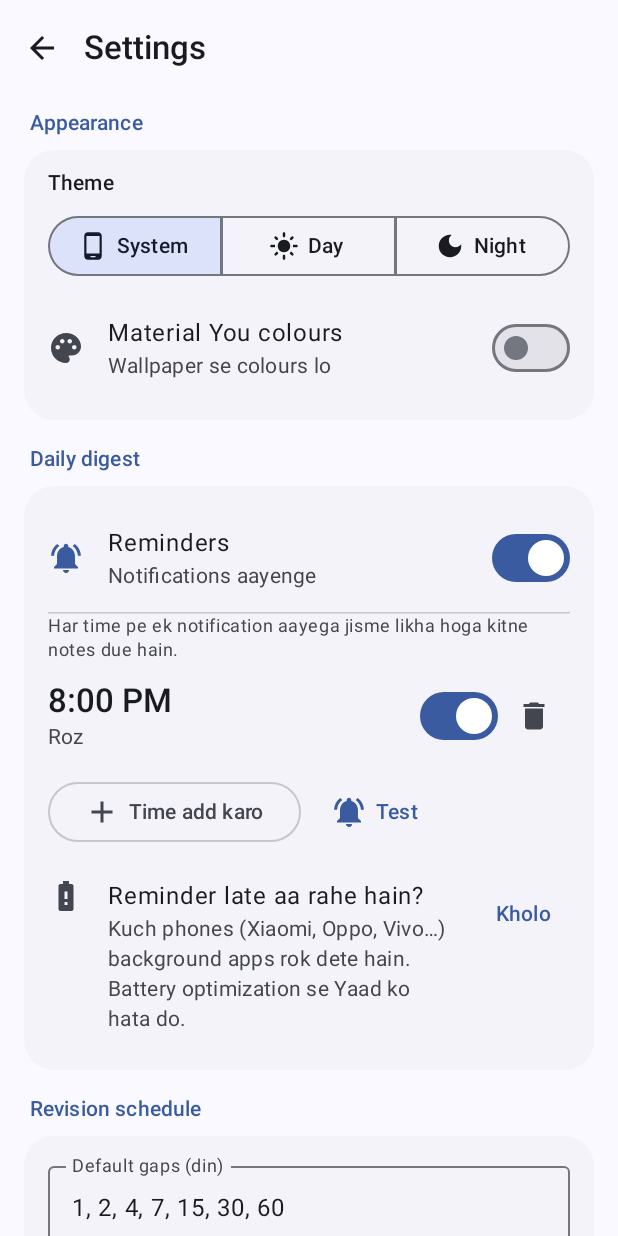
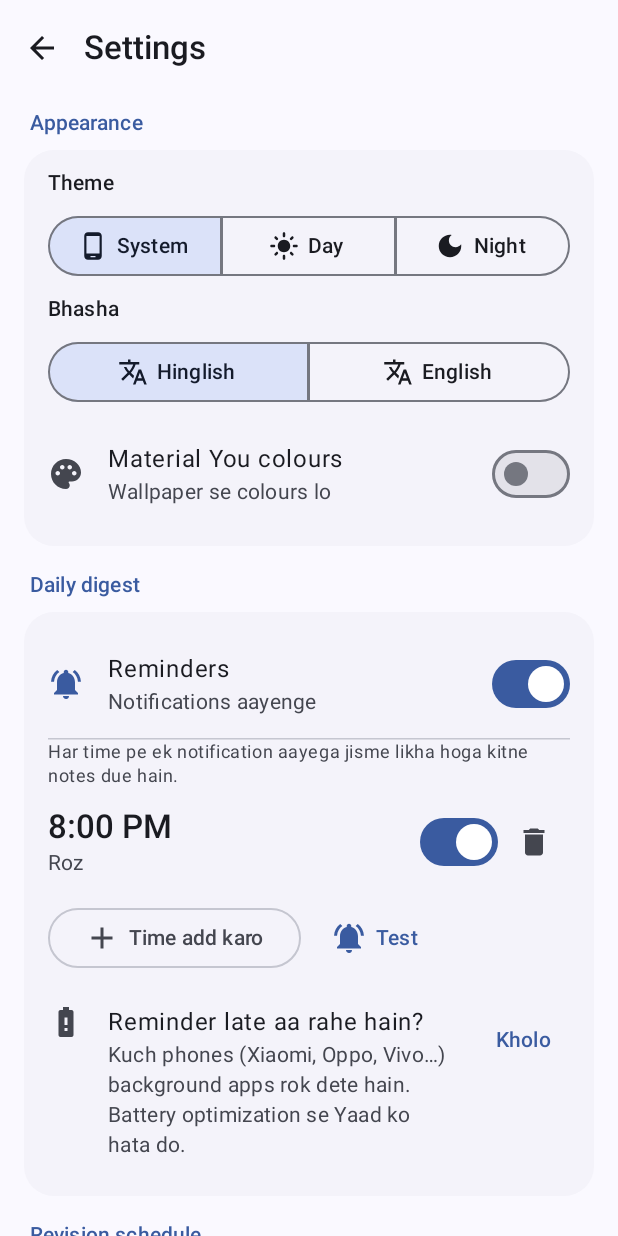
Before and after one commit to jogendra-india/yaad, an Android app built with Jetpack Compose: the screen it shows after launch (MainActivity), after a tap on "Settings", on a phone screen of 412 x 824 dp. Run offline under Robolectric (Android 15) with nearby library versions, the phone set to English and light mode, and no system bars; our stand-ins replace Room's generated code; libraries missing offline, so code that uses them is left out: coil.decode.

Commit message:
feat: Hinglish / English language toggle in Settings
All Hinglish UI and notification text now goes through tr(hinglish, english),
backed by Compose state so switching recomposes instantly. Version 1.3.

Co-Authored-By: Claude Opus 5.5 <noreply@anthropic.com>

```diff
--- a/app/build.gradle.kts
+++ b/app/build.gradle.kts
@@ -14,8 +14,8 @@ android {
         minSdk = 26
         targetSdk = 35
         // CI passes the GitHub run number so every build installs over the last one.
-        versionCode = System.getenv("VERSION_CODE")?.toIntOrNull() ?: 3
-        versionName = "1.2"
+        versionCode = System.getenv("VERSION_CODE")?.toIntOrNull() ?: 4
+        versionName = "1.3"
 
         testInstrumentationRunner = "androidx.test.runner.AndroidJUnitRunner"
     }
--- /dev/null
+++ b/app/src/main/java/com/example/remind/Lang.kt
@@ -0,0 +1,18 @@
+package com.example.remind
+
+import androidx.compose.runtime.getValue
+import androidx.compose.runtime.mutableStateOf
+import androidx.compose.runtime.setValue
+
+/**
+ * App language: romanized Hinglish (default) or English. Backed by Compose state,
+ * so every tr() read inside a composable recomposes when the setting flips.
+ */
+object Lang {
+    const val PREFS = "settings"
+    const val KEY_ENGLISH = "english_ui"
+
+    var english by mutableStateOf(false)
+}
+
+fun tr(hinglish: String, english: String): String = if (Lang.english) english else hinglish
--- a/app/src/main/java/com/example/remind/RemindApp.kt
+++ b/app/src/main/java/com/example/remind/RemindApp.kt
@@ -23,6 +23,7 @@ class RemindApp : Application(), ImageLoaderFactory {
 
     override fun onCreate() {
         super.onCreate()
+        Lang.english = getSharedPreferences(Lang.PREFS, MODE_PRIVATE).getBoolean(Lang.KEY_ENGLISH, false)
         Notifications.createChannel(this)
         appScope.launch {
             repository.seedIfNeeded()
--- a/app/src/main/java/com/example/remind/data/Repository.kt
+++ b/app/src/main/java/com/example/remind/data/Repository.kt
@@ -2,6 +2,7 @@ package com.example.remind.data
 
 import android.content.Context
 import androidx.room.withTransaction
+import com.example.remind.Lang
 import com.example.remind.notify.DigestScheduler
 import kotlinx.coroutines.flow.Flow
 import kotlinx.coroutines.flow.MutableStateFlow
@@ -42,6 +43,11 @@ class Repository(
     fun setDynamicColor(enabled: Boolean) {
         prefs.edit().putBoolean(KEY_DYNAMIC, enabled).apply()
         _dynamicColor.value = enabled
+    }
+
+    fun setEnglish(english: Boolean) {
+        prefs.edit().putBoolean(Lang.KEY_ENGLISH, english).apply()
+        Lang.english = english
     }
 
     private val _remindersEnabled = MutableStateFlow(prefs.getBoolean(KEY_REMINDERS, true))
--- a/app/src/main/java/com/example/remind/ui/HomeScreen.kt
+++ b/app/src/main/java/com/example/remind/ui/HomeScreen.kt
@@ -1,4 +1,6 @@
 package com.example.remind.ui
+
+import com.example.remind.tr
 
 import androidx.compose.animation.AnimatedContent
 import androidx.compose.animation.AnimatedVisibility
@@ -167,7 +169,7 @@ fun HomeScreen(
                 onClick = onAdd,
                 expanded = fabExpanded,
                 icon = { Icon(Icons.Default.Add, contentDescription = null) },
-                text = { Text("Naya note") },
+                text = { Text(tr("Naya note", "New note")) },
             )
         },
     ) { padding ->
@@ -198,7 +200,7 @@ fun HomeScreen(
 
             item(key = "decks-header") {
                 SectionHeader("Decks") {
-                    TextButton(onClick = { onOpenLibrary(null, false) }) { Text("Sab notes") }
+                    TextButton(onClick = { onOpenLibrary(null, false) }) { Text(tr("Sab notes", "All notes")) }
                 }
             }
             item(key = "decks") {
@@ -310,7 +312,7 @@ private fun HeroCard(dueCount: Int, streak: Int, nextUp: String?, onStart: () ->
             Column {
                 Row(verticalAlignment = Alignment.CenterVertically) {
                     Text(
-                        "Aaj ka revision",
+                        tr("Aaj ka revision", "Today's revision"),
                         style = MaterialTheme.typography.labelLarge,
                         color = scheme.onPrimaryContainer,
                         modifier = Modifier.weight(1f),
@@ -319,7 +321,7 @@ private fun HeroCard(dueCount: Int, streak: Int, nextUp: String?, onStart: () ->
                         Row(verticalAlignment = Alignment.CenterVertically) {
                             Icon(Icons.Default.LocalFireDepartment, contentDescription = null, tint = StarColor, modifier = Modifier.size(20.dp))
                             Spacer(Modifier.width(2.dp))
-                            Text("$streak din streak", style = MaterialTheme.typography.labelLarge, color = scheme.onPrimaryContainer)
+                            Text(tr("$streak din streak", "$streak day streak"), style = MaterialTheme.typography.labelLarge, color = scheme.onPrimaryContainer)
                         }
                     }
                 }
@@ -341,16 +343,16 @@ private fun HeroCard(dueCount: Int, streak: Int, nextUp: String?, onStart: () ->
                         Row(verticalAlignment = Alignment.CenterVertically) {
                             Icon(Icons.Default.TaskAlt, contentDescription = null, tint = scheme.onPrimaryContainer)
                             Spacer(Modifier.width(8.dp))
-                            Text("Sab revise ho gaya", style = MaterialTheme.typography.headlineSmall, color = scheme.onPrimaryContainer)
+                            Text(tr("Sab revise ho gaya", "All revised"), style = MaterialTheme.typography.headlineSmall, color = scheme.onPrimaryContainer)
                         }
                     }
                 }
                 Spacer(Modifier.height(4.dp))
                 Text(
                     when {
-                        dueCount > 0 -> "Thoda time nikaalo, yaad pakka ho jayega."
-                        nextUp != null -> "Agla revision: $nextUp"
-                        else -> "Naya note add karo, reminder hum denge."
+                        dueCount > 0 -> tr("Thoda time nikaalo, yaad pakka ho jayega.", "Take a few minutes, it'll stick for good.")
+                        nextUp != null -> tr("Agla revision: $nextUp", "Next revision: $nextUp")
+                        else -> tr("Naya note add karo, reminder hum denge.", "Add a note, we'll remind you.")
                     },
                     style = MaterialTheme.typography.bodyMedium,
                     color = scheme.onPrimaryContainer.copy(alpha = 0.8f),
@@ -363,7 +365,7 @@ private fun HeroCard(dueCount: Int, streak: Int, nextUp: String?, onStart: () ->
                     ) {
                         Icon(Icons.Default.PlayArrow, contentDescription = null)
                         Spacer(Modifier.width(6.dp))
-                        Text("Revision shuru karo")
+                        Text(tr("Revision shuru karo", "Start revision"))
                     }
                 }
             }
@@ -435,10 +437,10 @@ private fun EmptyHome(modifier: Modifier = Modifier) {
             Icon(Icons.Default.AutoStories, contentDescription = null, tint = MaterialTheme.colorScheme.onPrimaryContainer, modifier = Modifier.size(48.dp))
         }
         Spacer(Modifier.height(20.dp))
-        Text("Jo padha, wo yaad rahega", style = MaterialTheme.typography.headlineSmall, textAlign = TextAlign.Center)
+        Text(tr("Jo padha, wo yaad rahega", "Remember what you study"), style = MaterialTheme.typography.headlineSmall, textAlign = TextAlign.Center)
         Spacer(Modifier.height(8.dp))
         Text(
-            "Photo, handwriting, voice ya video ke saath note banao. Yaad sahi time pe revision yaad dilayega: 1, 2, 4, 7… din baad.",
+            tr("Photo, handwriting, voice ya video ke saath note banao. Yaad sahi time pe revision yaad dilayega: 1, 2, 4, 7… din baad.", "Make notes with photos, handwriting, voice or video. Yaad reminds you to revise at the right time: after 1, 2, 4, 7… days."),
             style = MaterialTheme.typography.bodyMedium,
             color = MaterialTheme.colorScheme.onSurfaceVariant,
             textAlign = TextAlign.Center,
--- a/app/src/main/java/com/example/remind/ui/SettingsScreen.kt
+++ b/app/src/main/java/com/example/remind/ui/SettingsScreen.kt
@@ -1,4 +1,7 @@
 package com.example.remind.ui
+
+import com.example.remind.Lang
+import com.example.remind.tr
 
 import android.Manifest
 import android.content.ActivityNotFoundException
@@ -33,6 +36,7 @@ import androidx.compose.material.icons.filled.NotificationsActive
 import androidx.compose.material.icons.filled.NotificationsOff
 import androidx.compose.material.icons.filled.Palette
 import androidx.compose.material.icons.filled.PhoneAndroid
+import androidx.compose.material.icons.filled.Translate
 import androidx.compose.material.icons.filled.Upload
 import androidx.compose.material3.AlertDialog
 import androidx.compose.material3.Card
@@ -209,10 +213,26 @@ fun SettingsScreen(onBack: () -> Unit, vm: SettingsViewModel = viewModel(factory
                         ) { Text(label) }
                     }
                 }
+                Text(tr("Bhasha", "Language"), style = MaterialTheme.typography.labelLarge, modifier = Modifier.padding(horizontal = 16.dp))
+                SingleChoiceSegmentedButtonRow(
+                    Modifier
+                        .fillMaxWidth()
+                        .padding(horizontal = 16.dp, vertical = 8.dp),
+                ) {
+                    val languages = listOf(false to "Hinglish", true to "English")
+                    languages.forEachIndexed { index, (english, label) ->
+                        SegmentedButton(
+                            selected = Lang.english == english,
+                            onClick = { vm.repo.setEnglish(english) },
+                            shape = SegmentedButtonDefaults.itemShape(index, languages.size),
+                            icon = { Icon(Icons.Default.Translate, contentDescription = null, Modifier.padding(0.dp)) },
+                        ) { Text(label) }
+                    }
+                }
                 if (supportsDynamicColor) {
                     ListItem(
                         headlineContent = { Text("Material You colours") },
-                        supportingContent = { Text("Wallpaper se colours lo") },
+                        supportingContent = { Text(tr("Wallpaper se colours lo", "Use colours from your wallpaper")) },
                         leadingContent = { Icon(Icons.Default.Palette, null) },
                         trailingContent = { Switch(checked = dynamicColor, onCheckedChange = vm.repo::setDynamicColor) },
                         colors = ListItemDefaults.colors(containerColor = androidx.compose.ui.graphics.Color.Transparent),
@@ -223,7 +243,7 @@ fun SettingsScreen(onBack: () -> Unit, vm: SettingsViewModel = viewModel(factory
             SettingsSection("Daily digest") {
                 ListItem(
                     headlineContent = { Text("Reminders") },
-                    supportingContent = { Text(if (remindersOn) "Notifications aayenge" else "Sab notifications band hain") },
+                    supportingContent = { Text(if (remindersOn) tr("Notifications aayenge", "Notifications are on") else tr("Sab notifications band hain", "All notifications are off")) },
                     leadingContent = {
                         Icon(
                             if (remindersOn) Icons.Default.NotificationsActive else Icons.Default.NotificationsOff,
@@ -239,8 +259,8 @@ fun SettingsScreen(onBack: () -> Unit, vm: SettingsViewModel = viewModel(factory
                 Column {
                 if (!canNotify) {
                     ListItem(
-                        headlineContent = { Text("Notifications band hai") },
-                        supportingContent = { Text("Reminder ke liye permission do") },
+                        headlineContent = { Text(tr("Notifications band hai", "Notifications are blocked")) },
+                        supportingContent = { Text(tr("Reminder ke liye permission do", "Allow notifications to get reminders")) },
                         leadingContent = { Icon(Icons.Default.NotificationsOff, null, tint = MaterialTheme.colorScheme.error) },
                         trailingContent = {
                             TextButton(onClick = {
@@ -254,14 +274,14 @@ fun SettingsScreen(onBack: () -> Unit, vm: SettingsViewModel = viewModel(factory
                     HorizontalDivider(Modifier.padding(horizontal = 16.dp))
                 }
                 Text(
-                    "Har time pe ek notification aayega jisme likha hoga kitne notes due hain.",
+                    tr("Har time pe ek notification aayega jisme likha hoga kitne notes due hain.", "At each time you'll get a notification saying how many notes are due."),
                     style = MaterialTheme.typography.bodySmall,
                     color = MaterialTheme.colorScheme.onSurfaceVariant,
                     modifier = Modifier.padding(horizontal = 16.dp),
                 )
                 if (digests.isEmpty()) {
                     Text(
-                        "Koi time set nahi hai. Reminders nahi aayenge.",
+                        tr("Koi time set nahi hai. Reminders nahi aayenge.", "No time set. You won't get reminders."),
                         style = MaterialTheme.typography.bodyMedium,
                         color = MaterialTheme.colorScheme.error,
                         modifier = Modifier.padding(16.dp),
@@ -276,7 +296,7 @@ fun SettingsScreen(onBack: () -> Unit, vm: SettingsViewModel = viewModel(factory
                                 color = if (digest.enabled) MaterialTheme.colorScheme.onSurface else MaterialTheme.colorScheme.onSurfaceVariant,
                             )
                         },
-                        supportingContent = { Text(if (digest.enabled) "Roz" else "Off") },
+                        supportingContent = { Text(if (digest.enabled) tr("Roz", "Daily") else "Off") },
                         trailingContent = {
                             Row(verticalAlignment = Alignment.CenterVertically) {
                                 Switch(checked = digest.enabled, onCheckedChange = { vm.setEnabled(digest, it) })
@@ -293,7 +313,7 @@ fun SettingsScreen(onBack: () -> Unit, vm: SettingsViewModel = viewModel(factory
                     OutlinedButton(onClick = { showTimePicker = true }) {
                         Icon(Icons.Default.Add, null)
                         Spacer(Modifier.width(6.dp))
-                        Text("Time add karo")
+                        Text(tr("Time add karo", "Add time"))
                     }
                     TextButton(onClick = { scope.launch { vm.testNotification(context) } }, enabled = canNotify) {
                         Icon(Icons.Default.NotificationsActive, null)
@@ -304,8 +324,8 @@ fun SettingsScreen(onBack: () -> Unit, vm: SettingsViewModel = viewModel(factory
                 }
                 }
                 ListItem(
-                    headlineContent = { Text("Reminder late aa rahe hain?") },
-                    supportingContent = { Text("Kuch phones (Xiaomi, Oppo, Vivo…) background apps rok dete hain. Battery optimization se Yaad ko hata do.") },
+                    headlineContent = { Text(tr("Reminder late aa rahe hain?", "Reminders arriving late?")) },
+                    supportingContent = { Text(tr("Kuch phones (Xiaomi, Oppo, Vivo…) background apps rok dete hain. Battery optimization se Yaad ko hata do.", "Some phones (Xiaomi, Oppo, Vivo…) stop background apps. Exclude Yaad from battery optimization.")) },
                     leadingContent = { Icon(Icons.Default.BatteryAlert, null) },
                     modifier = Modifier.padding(top = 4.dp),
                     trailingContent = {
@@ -315,7 +335,7 @@ fun SettingsScreen(onBack: () -> Unit, vm: SettingsViewModel = viewModel(factory
                             } catch (e: ActivityNotFoundException) {
                                 context.startActivity(Intent(Settings.ACTION_APPLICATION_DETAILS_SETTINGS, Uri.parse("package:${context.packageName}")))
                             }
-                        }) { Text("Kholo") }
+                        }) { Text(tr("Kholo", "Open")) }
                     },
                     colors = ListItemDefaults.colors(containerColor = androidx.compose.ui.graphics.Color.Transparent),
                 )
@@ -326,10 +346,10 @@ fun SettingsScreen(onBack: () -> Unit, vm: SettingsViewModel = viewModel(factory
                     OutlinedTextField(
                         value = vm.intervalsText,
                         onValueChange = { vm.intervalsText = it },
-                        label = { Text("Default gaps (din)") },
+                        label = { Text(tr("Default gaps (din)", "Default gaps (days)")) },
                         isError = !vm.intervalsValid,
                         supportingText = {
-                            Text(if (vm.intervalsValid) "Naye notes ke liye. Purane notes apna schedule rakhenge." else "Sirf positive numbers, comma se alag")
+                            Text(if (vm.intervalsValid) tr("Naye notes ke liye. Purane notes apna schedule rakhenge.", "For new notes. Existing notes keep their schedule.") else tr("Sirf positive numbers, comma se alag", "Positive numbers only, comma separated"))
                         },
                         singleLine = true,
                         keyboardOptions = KeyboardOptions(keyboardType = KeyboardType.Number),
@@ -339,7 +359,7 @@ fun SettingsScreen(onBack: () -> Unit, vm: SettingsViewModel = viewModel(factory
                         TextButton(
                             onClick = {
                                 vm.saveIntervals()
-                                scope.launch { snackbar.showSnackbar("Default schedule save ho gaya") }
+                                scope.launch { snackbar.showSnackbar(tr("Default schedule save ho gaya", "Default schedule saved")) }
                             },
                             enabled = vm.intervalsValid && vm.intervalsChanged,
                         ) { Text("Save") }
@@ -352,14 +372,14 @@ fun SettingsScreen(onBack: () -> Unit, vm: SettingsViewModel = viewModel(factory
 
             SettingsSection("Backup") {
                 Text(
-                    "Sab kuch phone me hi rehta hai. Phone badalne ya kho jaane se pehle backup file bana ke rakho (Drive/PC pe).",
+                    tr("Sab kuch phone me hi rehta hai. Phone badalne ya kho jaane se pehle backup file bana ke rakho (Drive/PC pe).", "Everything stays on this phone. Keep a backup file (on Drive/PC) before you switch or lose your phone."),
                     style = MaterialTheme.typography.bodySmall,
                     color = MaterialTheme.colorScheme.onSurfaceVariant,
                     modifier = Modifier.padding(horizontal = 16.dp),
                 )
                 ListItem(
                     headlineContent = { Text("Backup export") },
-                    supportingContent = { Text("Notes + photos + voice + video, ek .zip me") },
+                    supportingContent = { Text(tr("Notes + photos + voice + video, ek .zip me", "Notes + photos + voice + video in one .zip")) },
                     leadingContent = { Icon(Icons.Default.Upload, null) },
                     modifier = Modifier.padding(top = 4.dp),
                     trailingContent = {
@@ -369,7 +389,7 @@ fun SettingsScreen(onBack: () -> Unit, vm: SettingsViewModel = viewModel(factory
                 )
                 ListItem(
                     headlineContent = { Text("Backup import") },
-                    supportingContent = { Text("Abhi ka sara data replace ho jayega") },
+                    supportingContent = { Text(tr("Abhi ka sara data replace ho jayega", "Replaces all current data")) },
                     leadingContent = { Icon(Icons.Default.Download, null) },
                     trailingContent = {
                         TextButton(onClick = { importLauncher.launch(arrayOf("application/zip", "application/octet-stream", "application/x-zip-compressed")) }) {
@@ -402,7 +422,7 @@ fun SettingsScreen(onBack: () -> Unit, vm: SettingsViewModel = viewModel(factory
                 TextButton(onClick = {
                     showTimePicker = false
                     if (digests.any { it.hour == pickerState.hour && it.minute == pickerState.minute }) {
-                        scope.launch { snackbar.showSnackbar("Ye time pehle se hai") }
+                        scope.launch { snackbar.showSnackbar(tr("Ye time pehle se hai", "This time already exists")) }
                     } else {
                         vm.addDigest(pickerState.hour, pickerState.minute)
                     }
@@ -416,7 +436,7 @@ fun SettingsScreen(onBack: () -> Unit, vm: SettingsViewModel = viewModel(factory
         AlertDialog(
             onDismissRequest = { pendingImport = null },
             title = { Text("Backup import karein?") },
-            text = { Text("Is phone pe abhi jo bhi notes hain, wo hata ke backup wale aa jayenge.") },
+            text = { Text(tr("Is phone pe abhi jo bhi notes hain, wo hata ke backup wale aa jayenge.", "All notes on this phone will be replaced by the ones in the backup.")) },
             confirmButton = {
                 TextButton(onClick = {
                     pendingImport = null
@@ -424,7 +444,7 @@ fun SettingsScreen(onBack: () -> Unit, vm: SettingsViewModel = viewModel(factory
                         vm.import(uri)
                             .onSuccess {
                                 vm.intervalsText = Scheduler.formatIntervals(vm.repo.defaultIntervals)
-                                snackbar.showSnackbar("Import ho gaya: $it notes")
+                                snackbar.showSnackbar(tr("Import ho gaya: $it notes", "Imported: $it notes"))
                             }
                             .onFailure { snackbar.showSnackbar("Import fail: ${it.message}") }
                     }
```
Also changed, not shown: app/src/main/java/com/example/remind/notify/Notifications.kt (+5 -3 lines), app/src/main/java/com/example/remind/ui/Capture.kt (+6 -4 lines), app/src/main/java/com/example/remind/ui/Components.kt (+6 -4 lines), app/src/main/java/com/example/remind/ui/EditNoteScreen.kt (+13 -11 lines), app/src/main/java/com/example/remind/ui/LibraryScreen.kt (+6 -4 lines), app/src/main/java/com/example/remind/ui/NoteDetailScreen.kt (+11 -9 lines), app/src/main/java/com/example/remind/ui/ReviewScreen.kt (+14 -12 lines).
